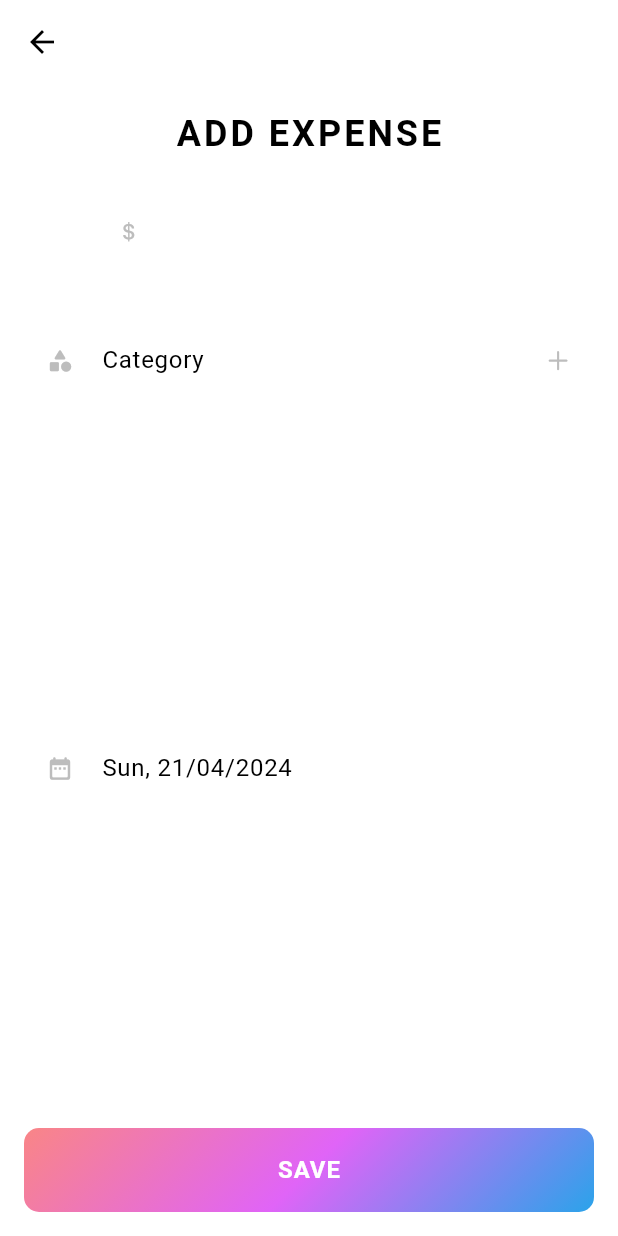
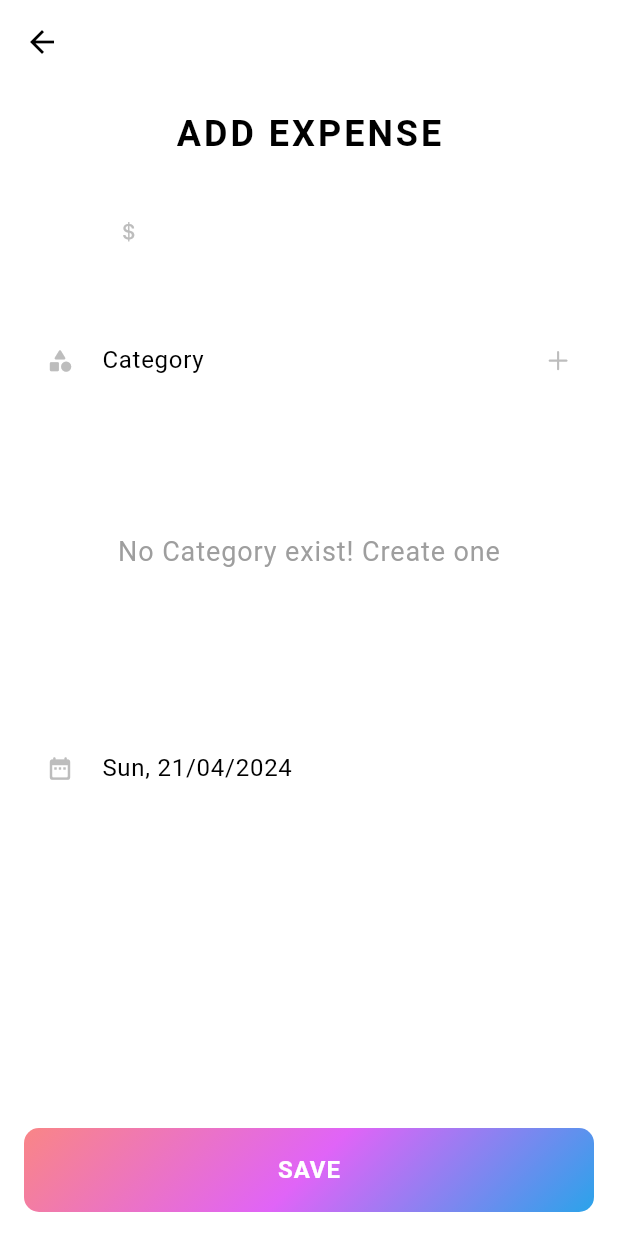
Before and after one commit to VikramNaik26/Expence-Tracker, a Flutter app: the screen it shows after launch, after a tap on the "add" icon, on a phone screen of 412 x 824 dp. Run offline on Flutter 3.47's test engine with Material 3 defaults, Android fonts, the phone set to English and light mode, and no system bars; our stand-ins replace bloc, cloud_firestore, equatable, firebase_core, fl_chart, flutter_bloc and 2 more; accounts and stored records are empty; Roboto replaces fonts that are missing (Poppins).

Commit message:
fix: Refractorizing code for the handling Null values

```diff
--- a/lib/screens/add_expence/views/add_expenses.dart
+++ b/lib/screens/add_expence/views/add_expenses.dart
@@ -1,5 +1,6 @@
 import 'package:expence_tracker/screens/add_expence/blocs/create_expense_bloc/create_expense_bloc.dart';
 import 'package:expence_tracker/screens/add_expence/blocs/get_categories_bloc/get_categories_bloc.dart';
+import 'package:expence_tracker/screens/add_expence/utils/get_contrast_color.dart';
 import 'package:expence_tracker/screens/add_expence/views/category_dialog_box.dart';
 import 'package:expence_tracker/screens/add_expence/widgets/expence_input_box.dart';
 import 'package:expence_tracker/widgets/app_text.dart';
@@ -74,6 +75,11 @@ class _AddExpenseState extends State<AddExpense> {
                         readOnly: true,
                         onTap: () {},
                         controller: categoryController,
+                        style: TextStyle(
+                          color: getTextColor(
+                            Color(expense.category.color),
+                          ),
+                        ),
                         decoration: InputDecoration(
                           filled: true,
                           fillColor: expense.category == Category.empty
@@ -88,6 +94,9 @@ class _AddExpenseState extends State<AddExpense> {
                               : Image.asset(
                                   'assets/icons/${expense.category.icon}.png',
                                   scale: 2,
+                                  color: getTextColor(
+                                    Color(expense.category.color),
+                                  ),
                                 ),
                           suffixIcon: IconButton(
                             icon: Icon(
@@ -124,7 +133,15 @@ class _AddExpenseState extends State<AddExpense> {
                         ),
                         child: Padding(
                           padding: const EdgeInsets.all(8.0),
-                          child: ListView.builder(
+                          child: state.categories.isEmpty
+                              ? const Center(
+                                  child: AppText(
+                                    text: 'No Category exist! Create one',
+                                    fontSize: 18,
+                                    textColor: Colors.grey,
+                                  ),
+                                )
+                              : ListView.builder(
                                   itemCount: state.categories.length,
                                   itemBuilder: (context, index) {
                                     return Card(
@@ -140,15 +157,24 @@ class _AddExpenseState extends State<AddExpense> {
                                         leading: Image.asset(
                                           'assets/icons/${state.categories[index].icon}.png',
                                           scale: 2,
+                                          color: getTextColor(
+                                            Color(
+                                                state.categories[index].color),
+                                          ),
                                         ),
                                         title: AppText(
                                           text: state.categories[index].name,
                                           fontSize: 16,
+                                          textColor: getTextColor(
+                                            Color(
+                                                state.categories[index].color),
                                           ),
-                                  tileColor:
-                                      Color(state.categories[index].color),
+                                        ),
+                                        tileColor: Color(
+                                            state.categories[index].color),
                                         shape: RoundedRectangleBorder(
-                                    borderRadius: BorderRadius.circular(8.0),
+                                          borderRadius:
+                                              BorderRadius.circular(8.0),
                                         ),
                                       ),
                                     );
--- a/lib/screens/home/widgets/transaction_list.dart
+++ b/lib/screens/home/widgets/transaction_list.dart
@@ -1,4 +1,3 @@
-import 'package:expence_tracker/data/data.dart';
 import 'package:expence_tracker/screens/home/widgets/card_text.dart';
 import 'package:expence_tracker/widgets/app_text.dart';
 import 'package:expense_repository/expense_repository.dart';
@@ -16,8 +15,19 @@ class TransactionList extends StatelessWidget {
 
   @override
   Widget build(BuildContext context) {
-    return SizedBox(
-      height: 86 * transactionList.length.toDouble(),
+    return expenses.isEmpty
+        ? const SizedBox(
+            height: 100,
+            child: Center(
+              child: AppText(
+                text: 'No Transactions Found',
+                fontSize: 18.0,
+                textColor: Colors.grey,
+              ),
+            ),
+          )
+        : SizedBox(
+            height: 86 * expenses.length.toDouble(),
             child: ListView.separated(
               itemBuilder: (context, index) => DecoratedBox(
                 decoration: BoxDecoration(
@@ -58,9 +68,10 @@ class TransactionList extends StatelessWidget {
                       CardText(
                         isTotalPrice: false,
                         headingText: '₹ ${expenses[index].amount}.00\n',
-                  priceText:
-                      DateFormat('dd/MM/yyyy').format(expenses[index].date),
-                  headingTextColor: Theme.of(context).colorScheme.onBackground,
+                        priceText: DateFormat('dd/MM/yyyy')
+                            .format(expenses[index].date),
+                        headingTextColor:
+                            Theme.of(context).colorScheme.onBackground,
                         priceTextColor: Theme.of(context).colorScheme.outline,
                         headingFontSize: 14.0,
                         priceTextFontSize: 10.0,
```
Lines whose indentation alone changed are shown as unchanged.
